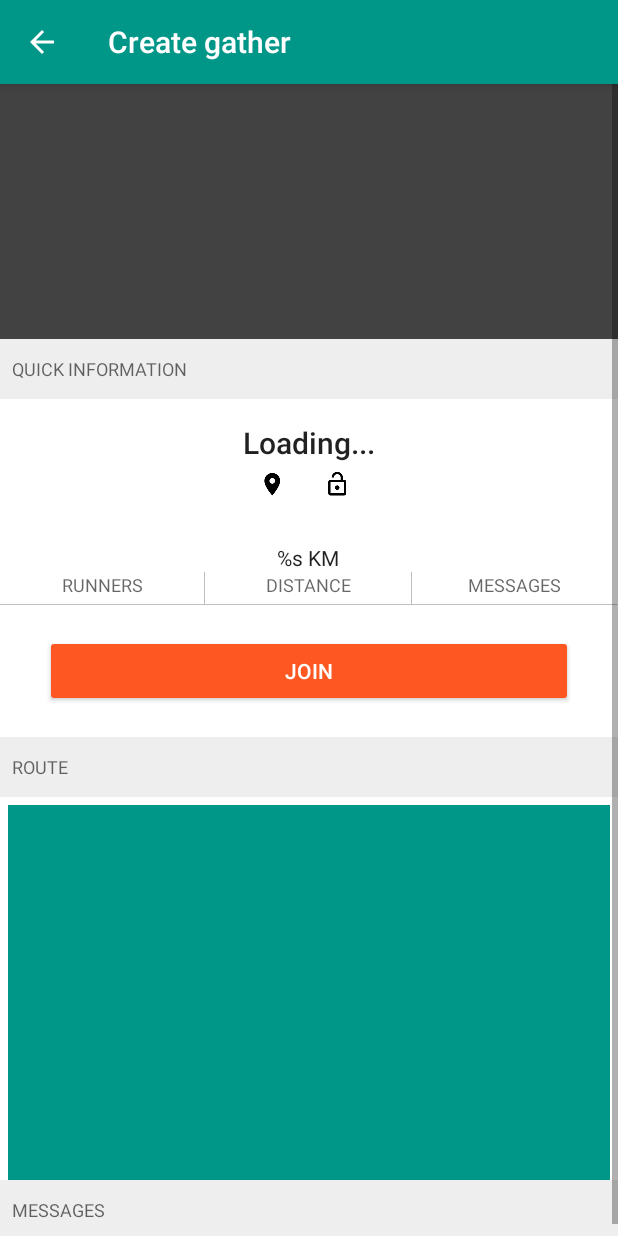
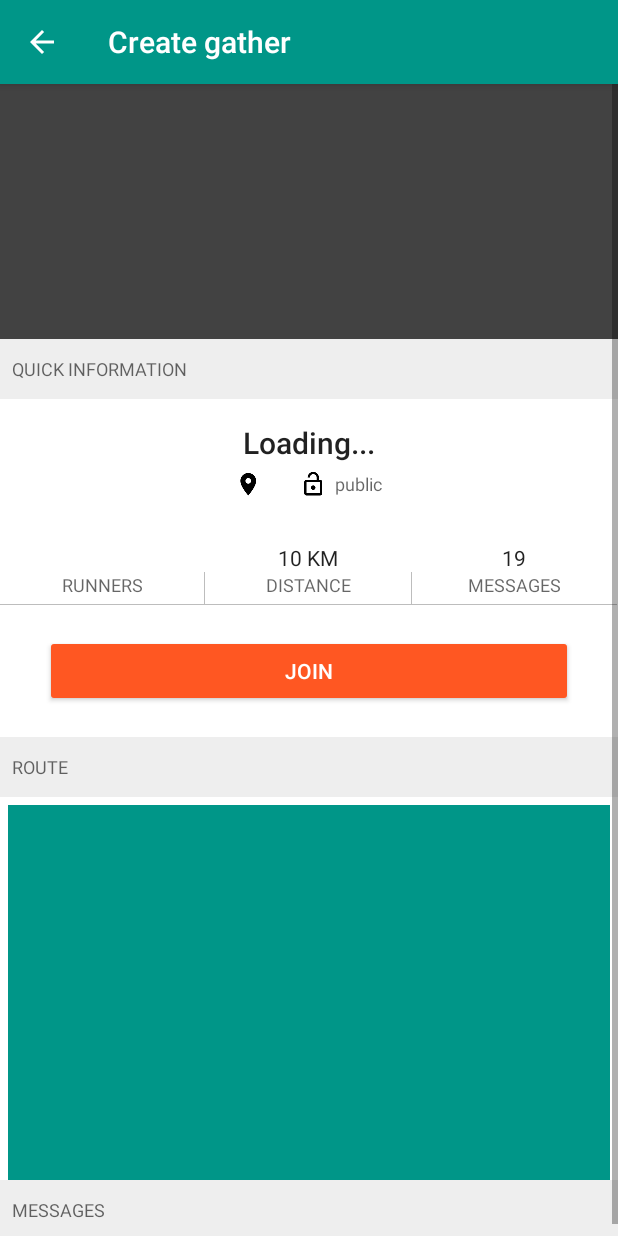
Before and after one commit to Firujo/DAAM, an Android app: the EventDetailFragment screen opened directly, with no data from a screen before it, on a phone screen of 412 x 824 dp. Run offline under Robolectric (Android 15) with nearby library versions, the phone set to English and light mode, and no system bars; our stand-ins replace Firebase (no records; nobody signed in at launch, a user with empty details on screens opened directly), Picasso; libraries missing offline, so code that uses them is left out: android.support.test; pictures from the network do not load; 4 statements that could not run were skipped.

Commit message:
Added new event information, showing new information on detail.:

```diff
--- a/app/src/main/java/pt/iul/iscte/daam/fitmeet/data/Event.java
+++ b/app/src/main/java/pt/iul/iscte/daam/fitmeet/data/Event.java
@@ -8,26 +8,57 @@ import java.util.Date;
 
 public class Event {
   private final long id;
-  private final String description;
-  private final String title;
-  private final Date date;
   private final String location;
-  private final String imageUrl;
-  private final Enum<Difficulty> difficulty;
   private final User owner;
-  private int numberOfLikes;
+  private String privacy;
+  private String description;
+  private String title;
+  private Date date;
+  private String imageUrl;
+  private Enum<Difficulty> difficulty;
+  private int messagesNumber;
+  private int distanceKm;
+  private int numberOfAttendees;
 
   public Event(long id, String description, String title, Date date, String location,
-      int numberOfLikes, String imageUrl, Enum<Difficulty> difficulty, User owner) {
+      int numberOfAttendees, String imageUrl, Enum<Difficulty> difficulty, User owner,
+      int messagesNumber, int distanceKm, String privacy) {
     this.id = id;
     this.description = description;
     this.title = title;
+    this.privacy = privacy;
     this.date = date;
     this.location = location;
-    this.numberOfLikes = numberOfLikes;
+    this.numberOfAttendees = numberOfAttendees;
     this.imageUrl = imageUrl;
     this.difficulty = difficulty;
     this.owner = owner;
+    this.messagesNumber = messagesNumber;
+    this.distanceKm = distanceKm;
+  }
+
+  public int getMessagesNumber() {
+    return messagesNumber;
+  }
+
+  public void setMessagesNumber(int messagesNumber) {
+    this.messagesNumber = messagesNumber;
+  }
+
+  public int getDistanceKm() {
+    return distanceKm;
+  }
+
+  public void setDistanceKm(int distanceKm) {
+    this.distanceKm = distanceKm;
+  }
+
+  public String getPrivacy() {
+    return privacy;
+  }
+
+  public void setPrivacy(String privacy) {
+    this.privacy = privacy;
   }
 
   public long getId() {
@@ -38,20 +69,40 @@ public class Event {
     return description;
   }
 
+  public void setDescription(String description) {
+    this.description = description;
+  }
+
   public Date getDate() {
     return date;
+  }
+
+  public void setDate(Date date) {
+    this.date = date;
   }
 
   public String getImageUrl() {
     return imageUrl;
   }
 
+  public void setImageUrl(String imageUrl) {
+    this.imageUrl = imageUrl;
+  }
+
   public Enum<Difficulty> getDifficulty() {
     return difficulty;
   }
 
+  public void setDifficulty(Enum<Difficulty> difficulty) {
+    this.difficulty = difficulty;
+  }
+
   public String getTitle() {
     return title;
+  }
+
+  public void setTitle(String title) {
+    this.title = title;
   }
 
   public User getOwner() {
@@ -62,7 +113,11 @@ public class Event {
     return location;
   }
 
-  public int getNumberOfLikes() {
-    return numberOfLikes;
+  public int getNumberOfAttendees() {
+    return numberOfAttendees;
+  }
+
+  public void setNumberOfAttendees(int numberOfAttendees) {
+    this.numberOfAttendees = numberOfAttendees;
   }
 }
--- a/app/src/main/java/pt/iul/iscte/daam/fitmeet/eventdetail/presenter/EventDetailContract.java
+++ b/app/src/main/java/pt/iul/iscte/daam/fitmeet/eventdetail/presenter/EventDetailContract.java
@@ -29,6 +29,12 @@ public interface EventDetailContract {
     void showEventDetailNumberOfRunners(String numberOfRunners);
 
     void showEventDetailFeatureGraphic(String featureGraphicUrl);
+
+    void showEventDetailDistance(String distanceKm);
+
+    void showEventDetailMessagesNumber(String messagesNumber);
+
+    void showEventDetailPrivacy(String privacy);
   }
 
   interface UserActionsListener extends Presenter{
--- a/app/src/main/java/pt/iul/iscte/daam/fitmeet/eventdetail/presenter/EventDetailPresenter.java
+++ b/app/src/main/java/pt/iul/iscte/daam/fitmeet/eventdetail/presenter/EventDetailPresenter.java
@@ -57,18 +57,20 @@ public class EventDetailPresenter implements EventDetailContract.UserActionsList
 
     eventsRepository.getEvent(eventId, event -> {
       eventsDetailView.setLoadingIndicator(false);
-      showEvent(new Event(1, "tragam as mines!", "corrida do benfica", new Date(), "benfica!", 90,
-          "http://images.huffingtonpost.com/2016-08-07-1470611179-5139689-MorningRun.png",
-          Difficulty.MEDIUM, new User(1, "jonenz", "jonenz@richenz.comenz",
-          "http://smalldata.io/startup/common-files/icons/sdl_logo.png")));
+      showEvent(
+          new Event(1, "tragam as mines!", "corrida do benfica", new Date(), "benfica!", 90,
+              "http://images.huffingtonpost.com/2016-08-07-1470611179-5139689-MorningRun.png",
+              Difficulty.MEDIUM, new User(1, "jonenz", "jonenz@richenz.comenz",
+              "http://smalldata.io/startup/common-files/icons/sdl_logo.png"), 19, 10, "public"));
     });
   }
 
   private void showEvent(Event event) {
     String title = event.getTitle();
     String location = event.getLocation();
-    String numberOfRunnes = String.valueOf(event.getNumberOfLikes());
+    String numberOfAttendees = String.valueOf(event.getNumberOfAttendees());
     String featureGraphicUrl = event.getImageUrl();
+    String privacy = event.getPrivacy();
 
     if (Strings.isNullOrEmpty(title)) {
       eventsDetailView.hideEventDetailTitle();
@@ -82,10 +84,10 @@ public class EventDetailPresenter implements EventDetailContract.UserActionsList
       eventsDetailView.showEventDetailLocation(location);
     }
 
-    if (Strings.isNullOrEmpty(numberOfRunnes)) {
+    if (Strings.isNullOrEmpty(numberOfAttendees)) {
       eventsDetailView.showEventDetailNumberOfRunners("-");
     } else {
-      eventsDetailView.showEventDetailNumberOfRunners(numberOfRunnes);
+      eventsDetailView.showEventDetailNumberOfRunners(numberOfAttendees);
     }
 
     if (Strings.isNullOrEmpty(featureGraphicUrl)) {
@@ -93,5 +95,8 @@ public class EventDetailPresenter implements EventDetailContract.UserActionsList
     } else {
       eventsDetailView.showEventDetailFeatureGraphic(featureGraphicUrl);
     }
+    eventsDetailView.showEventDetailPrivacy(privacy);
+    eventsDetailView.showEventDetailMessagesNumber(String.valueOf(event.getMessagesNumber()));
+    eventsDetailView.showEventDetailDistance(String.valueOf(event.getDistanceKm()));
   }
 }
--- a/app/src/main/java/pt/iul/iscte/daam/fitmeet/eventdetail/view/EventDetailFragment.java
+++ b/app/src/main/java/pt/iul/iscte/daam/fitmeet/eventdetail/view/EventDetailFragment.java
@@ -30,7 +30,7 @@ public class EventDetailFragment extends Fragment implements EventDetailContract
   private TextView eventTitle;
   private TextView numberOfRunners;
   private TextView distanceKm;
-  private TextView numberOfMessages;
+  private TextView messagesNumber;
   private Button joinButton;
   private TextView location;
   private TextView privacy;
@@ -78,7 +78,7 @@ public class EventDetailFragment extends Fragment implements EventDetailContract
     privacy = (TextView) view.findViewById(R.id.event_detail_privacy);
     numberOfRunners = (TextView) view.findViewById(R.id.event_detail_number_of_runners);
     distanceKm = (TextView) view.findViewById(R.id.event_detail_distance_km);
-    numberOfMessages = (TextView) view.findViewById(R.id.event_detail_messages_number);
+    messagesNumber = (TextView) view.findViewById(R.id.event_detail_messages_number);
     joinButton = (Button) view.findViewById(R.id.event_detail_join_button);
   }
 
@@ -129,9 +129,18 @@ public class EventDetailFragment extends Fragment implements EventDetailContract
   }
 
   @Override public void showEventDetailFeatureGraphic(String featureGraphicUrl) {
-    Picasso.with(getContext())
-        .load(featureGraphicUrl)
-        .fit()
-        .into(this.featureGraphic, null);
+    Picasso.with(getContext()).load(featureGraphicUrl).fit().into(this.featureGraphic, null);
+  }
+
+  @Override public void showEventDetailDistance(String distanceKm) {
+    this.distanceKm.setText(getString(R.string.event_detail_distance_km, distanceKm));
+  }
+
+  @Override public void showEventDetailMessagesNumber(String messagesNumber) {
+    this.messagesNumber.setText(messagesNumber);
+  }
+
+  @Override public void showEventDetailPrivacy(String privacy) {
+    this.privacy.setText(privacy);
   }
 }
--- a/app/src/main/java/pt/iul/iscte/daam/fitmeet/events/EventsAdapter.java
+++ b/app/src/main/java/pt/iul/iscte/daam/fitmeet/events/EventsAdapter.java
@@ -47,7 +47,7 @@ public class EventsAdapter extends RecyclerView.Adapter<EventsAdapter.ViewHolder
     viewHolder.title.setText(event.getTitle());
     viewHolder.description.setText(event.getDescription());
     viewHolder.location.setText(event.getLocation());
-    viewHolder.numberOfLikes.setText((String.valueOf(event.getNumberOfLikes())));
+    viewHolder.numberOfAttendees.setText((String.valueOf(event.getNumberOfAttendees())));
     Picasso.with(viewHolder.userAvatar.getContext())
         .load(event.getOwner().getAvatarUrl())
         .fit()
@@ -84,7 +84,7 @@ public class EventsAdapter extends RecyclerView.Adapter<EventsAdapter.ViewHolder
     public ImageView userAvatar;
     public TextView userName;
     public TextView description;
-    public TextView numberOfLikes;
+    public TextView numberOfAttendees;
     public TextView location;
     public TextView timestamp;
 
@@ -96,7 +96,7 @@ public class EventsAdapter extends RecyclerView.Adapter<EventsAdapter.ViewHolder
       title = (TextView) itemView.findViewById(R.id.event_detail_title);
       userAvatar = (ImageView) itemView.findViewById(R.id.user_avatar);
       userName = (TextView) itemView.findViewById(R.id.user_name);
-      numberOfLikes = (TextView) itemView.findViewById(R.id.number_of_likes);
+      numberOfAttendees = (TextView) itemView.findViewById(R.id.number_of_likes);
       location = (TextView) itemView.findViewById(R.id.event_location);
       timestamp = (TextView) itemView.findViewById(R.id.timestamp);
       description = (TextView) itemView.findViewById(R.id.event_detail_description);
```
Also changed, not shown: app/src/main/java/pt/iul/iscte/daam/fitmeet/data/FireBDatabase.java (+2 -9 lines), app/src/main/java/pt/iul/iscte/daam/fitmeet/events/EventsPresenter.java (+6 -6 lines).
